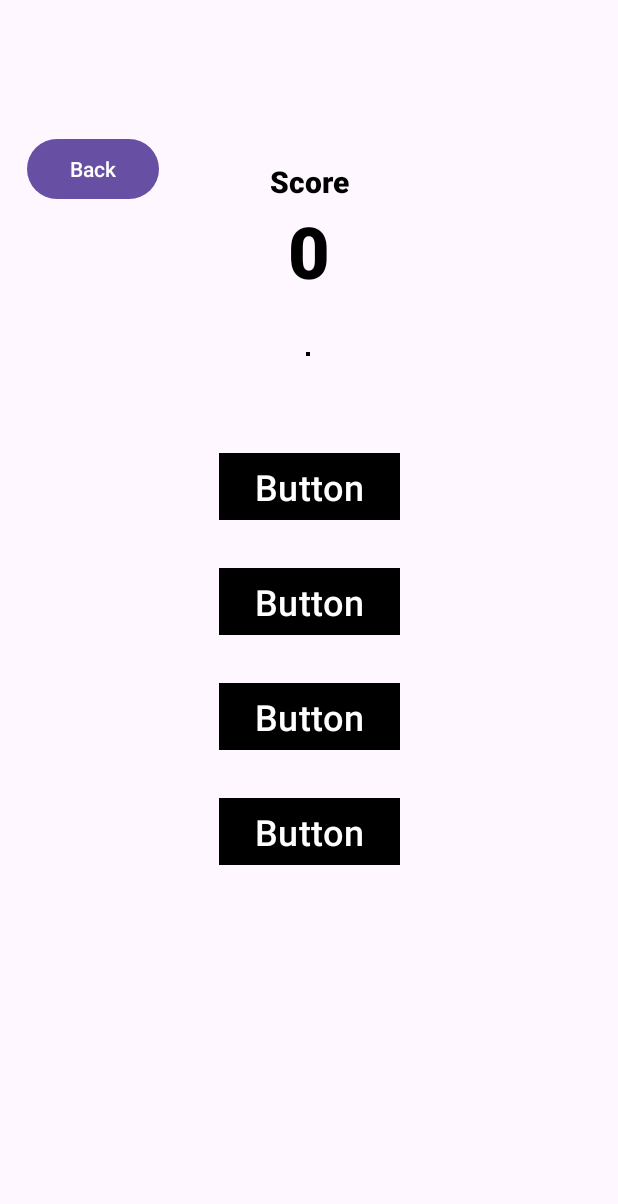
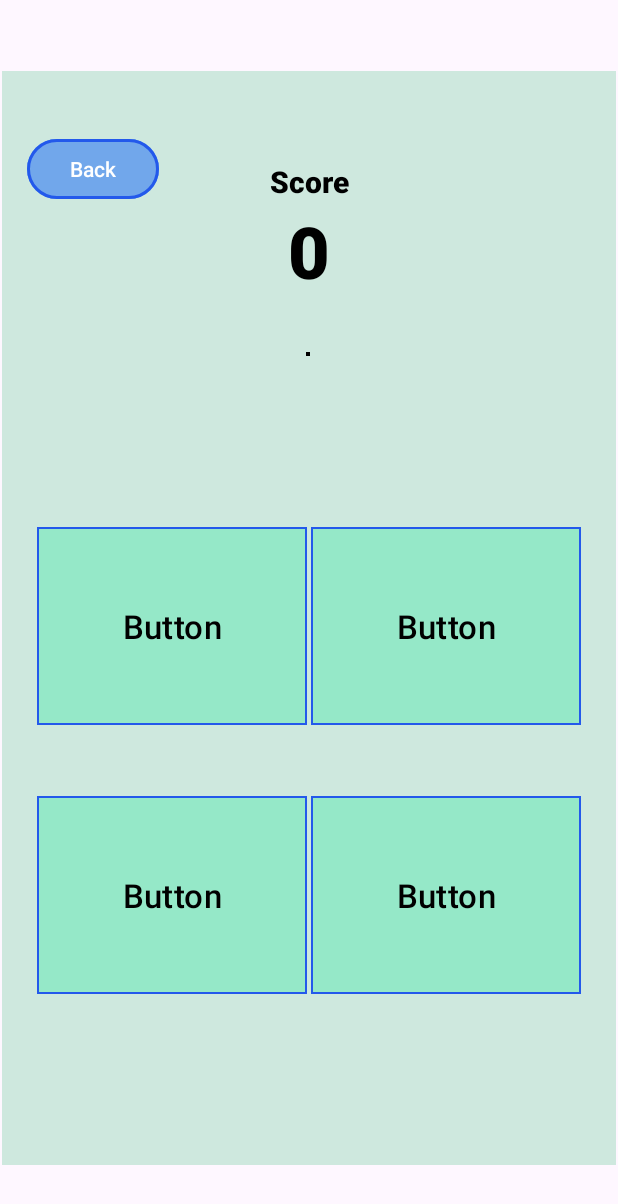
Before and after one commit to adibhalizam/Flag-IQ, an Android app: the SecondFragment screen opened through its navigation route, on a phone screen of 412 x 824 dp. Shown: the top 1204 px of the screen. Run offline under Robolectric (Android 15) with nearby library versions, the phone set to English and light mode, and no system bars; our stand-ins replace Picasso, Volley, navigation-ui; network calls fail; pictures from the network do not load.

Commit message:
UI changes

```diff
--- a/FlagIQ/app/src/main/java/com/cis436/flagiq/SecondFragment.kt
+++ b/FlagIQ/app/src/main/java/com/cis436/flagiq/SecondFragment.kt
@@ -144,30 +144,34 @@ class SecondFragment : Fragment() {
                     editor.apply()
                 }
                 binding.button.isEnabled = false
-                binding.button.setBackgroundColor(Color.rgb(255, 0, 0))
-                binding.button.setTextColor(Color.BLACK)
+                binding.button.setBackgroundColor(Color.rgb(211, 211, 211))
+                binding.button.setTextColor(Color.rgb(169, 169, 169))
                 binding.button2.isEnabled = false
-                binding.button2.setBackgroundColor(Color.rgb(255, 0, 0))
-                binding.button2.setTextColor(Color.BLACK)
+                binding.button2.setBackgroundColor(Color.rgb(211, 211, 211))
+                binding.button2.setTextColor(Color.rgb(169, 169, 169))
                 binding.button3.isEnabled = false
-                binding.button3.setBackgroundColor(Color.rgb(255, 0, 0))
-                binding.button3.setTextColor(Color.BLACK)
+                binding.button3.setBackgroundColor(Color.rgb(211, 211, 211))
+                binding.button3.setTextColor(Color.rgb(169, 169, 169))
                 binding.button4.isEnabled = false
-                binding.button4.setBackgroundColor(Color.rgb(255, 0, 0))
-                binding.button4.setTextColor(Color.BLACK)
+                binding.button4.setBackgroundColor(Color.rgb(211, 211, 211))
+                binding.button4.setTextColor(Color.rgb(169, 169, 169))
 
                 when (correctButtonIndex) {
                     1 -> {
-                        binding.button.setBackgroundColor(Color.rgb(0, 255, 0))
+                        binding.button.setBackgroundColor(Color.rgb(149,232,200))
+                        binding.button.setTextColor(Color.BLACK)
                     }
                     2 -> {
-                        binding.button2.setBackgroundColor(Color.rgb(0, 255, 0))
+                        binding.button2.setBackgroundColor(Color.rgb(149,232,200))
+                        binding.button2.setTextColor(Color.BLACK)
                     }
                     3 -> {
-                        binding.button3.setBackgroundColor(Color.rgb(0, 255, 0))
+                        binding.button3.setBackgroundColor(Color.rgb(149,232,200))
+                        binding.button3.setTextColor(Color.BLACK)
                     }
                     4 -> {
-                        binding.button4.setBackgroundColor(Color.rgb(0, 255, 0))
+                        binding.button4.setBackgroundColor(Color.rgb(149,232,200))
+                        binding.button4.setTextColor(Color.BLACK)
                     }
                 }
             }
--- a/FlagIQ/app/src/main/res/layout/fragment_first.xml
+++ b/FlagIQ/app/src/main/res/layout/fragment_first.xml
@@ -5,12 +5,14 @@
     android:id="@+id/nestedScrollView"
     android:layout_width="match_parent"
     android:layout_height="match_parent"
+    android:background="#CEE8DE"
     tools:context=".FirstFragment">
 
         <Button
             android:id="@+id/button_first"
             android:layout_width="wrap_content"
             android:layout_height="wrap_content"
+            android:backgroundTint="#71A7EB"
             android:text="Start"
             app:layout_constraintBottom_toBottomOf="parent"
             app:layout_constraintEnd_toEndOf="parent"
@@ -18,6 +20,8 @@
             app:layout_constraintStart_toStartOf="parent"
             app:layout_constraintTop_toBottomOf="@+id/textview_first"
             app:layout_constraintVertical_bias="0.173"
+            app:strokeColor="#2359EB"
+            app:strokeWidth="2dp"
             tools:layout_conversion_absoluteHeight="48dp"
             tools:layout_conversion_absoluteWidth="88dp" />
 
@@ -25,9 +29,10 @@
             android:id="@+id/textview_first"
             android:layout_width="wrap_content"
             android:layout_height="wrap_content"
+            android:fontFamily="sans-serif-black"
             android:text="Flag IQ"
+            android:textColor="#2359EB"
             android:textSize="48sp"
-            android:textColor="@android:color/black"
             app:layout_constraintBottom_toBottomOf="parent"
             app:layout_constraintEnd_toEndOf="parent"
             app:layout_constraintStart_toStartOf="parent"
@@ -42,9 +47,9 @@
             android:layout_height="wrap_content"
             android:layout_marginTop="72dp"
             android:fontFamily="sans-serif-black"
-            android:text="HighScore"
+            android:text="High Score"
+            android:textColor="#2359EB"
             android:textSize="20sp"
-            android:textColor="@android:color/black"
             app:layout_constraintEnd_toEndOf="parent"
             app:layout_constraintStart_toStartOf="parent"
             app:layout_constraintTop_toTopOf="parent" />
@@ -55,9 +60,11 @@
             android:layout_height="wrap_content"
             android:fontFamily="sans-serif-light"
             android:text="0"
+            android:textColor="#2359EB"
             android:textSize="34sp"
-            android:textColor="@android:color/black"
+            android:textStyle="bold"
             app:layout_constraintEnd_toEndOf="parent"
             app:layout_constraintStart_toStartOf="parent"
             app:layout_constraintTop_toBottomOf="@+id/highscoreLabel" />
+
 </androidx.constraintlayout.widget.ConstraintLayout>
--- a/FlagIQ/app/src/main/res/layout/fragment_second.xml
+++ b/FlagIQ/app/src/main/res/layout/fragment_second.xml
@@ -5,19 +5,24 @@
     android:id="@+id/nestedScrollView2"
     android:layout_width="match_parent"
     android:layout_height="match_parent"
+    android:background="#CEE8DE"
     tools:context=".SecondFragment">
 
     <Button
         android:id="@+id/button_second"
         android:layout_width="wrap_content"
         android:layout_height="wrap_content"
+        android:backgroundTint="#71A7EB"
         android:text="Back"
+        android:textColor="@color/white"
         app:layout_constraintBottom_toBottomOf="parent"
         app:layout_constraintEnd_toEndOf="parent"
         app:layout_constraintHorizontal_bias="0.052"
         app:layout_constraintStart_toStartOf="parent"
         app:layout_constraintTop_toTopOf="parent"
-        app:layout_constraintVertical_bias="0.061" />
+        app:layout_constraintVertical_bias="0.061"
+        app:strokeColor="#2359EB"
+        app:strokeWidth="2dp" />
 
     <ImageView
         android:id="@+id/imageView"
@@ -37,62 +42,83 @@
 
     <Button
         android:id="@+id/button"
-        android:layout_width="wrap_content"
-        android:layout_height="wrap_content"
+        android:layout_width="180dp"
+        android:layout_height="140dp"
+        android:layout_marginStart="20dp"
+        android:layout_marginTop="70dp"
+        android:backgroundTint="#95E8C8"
         android:text="Button"
-        android:textSize="24sp"
-        android:backgroundTint="@android:color/black"
+        android:textAlignment="center"
+        android:textColor="@color/black"
+        android:textSize="22sp"
+        app:cornerRadius="0dp"
+        app:layout_constraintBottom_toTopOf="@+id/button3"
+        app:layout_constraintEnd_toStartOf="@+id/button2"
+        app:layout_constraintHorizontal_bias="0.5"
+        app:layout_constraintStart_toStartOf="parent"
+        app:layout_constraintTop_toBottomOf="@+id/imageView"
+        app:strokeColor="#2359EB"
+        app:strokeWidth="1dp" />
+
+    <Button
+        android:id="@+id/button2"
+        android:layout_width="180dp"
+        android:layout_height="140dp"
+        android:layout_marginTop="70dp"
+        android:layout_marginEnd="20dp"
+        android:backgroundTint="#95E8C8"
+        android:text="Button"
+        android:textAlignment="center"
+        android:textColor="@color/black"
+        android:textSize="22sp"
+        app:cornerRadius="0dp"
+        app:layout_constraintBottom_toTopOf="@+id/button4"
+        app:layout_constraintEnd_toEndOf="parent"
+        app:layout_constraintHorizontal_bias="0.5"
+        app:layout_constraintStart_toEndOf="@+id/button"
+        app:layout_constraintTop_toBottomOf="@+id/imageView"
+        app:strokeColor="#2359EB"
+        app:strokeWidth="1dp" />
+
+    <Button
+        android:id="@+id/button3"
+        android:layout_width="180dp"
+        android:layout_height="140dp"
+        android:layout_marginStart="20dp"
+        android:layout_marginBottom="70dp"
+        android:backgroundTint="#95E8C8"
+        android:text="Button"
+        android:textAlignment="center"
+        android:textColor="@color/black"
+        android:textSize="22sp"
+        app:cornerRadius="0dp"
+        app:layout_constraintBottom_toBottomOf="parent"
+        app:layout_constraintEnd_toStartOf="@+id/button4"
+        app:layout_constraintHorizontal_bias="0.5"
+        app:layout_constraintStart_toStartOf="parent"
+        app:layout_constraintTop_toBottomOf="@+id/button"
+        app:strokeColor="#2359EB"
+        app:strokeWidth="1dp" />
+
+    <Button
+        android:id="@+id/button4"
+        android:layout_width="180dp"
+        android:layout_height="140dp"
+        android:layout_marginEnd="20dp"
+        android:layout_marginBottom="70dp"
+        android:backgroundTint="#95E8C8"
+        android:text="Button"
+        android:textAlignment="center"
+        android:textColor="@color/black"
+        android:textSize="22sp"
         app:cornerRadius="0dp"
         app:layout_constraintBottom_toBottomOf="parent"
         app:layout_constraintEnd_toEndOf="parent"
-        app:layout_constraintStart_toStartOf="parent"
-        app:layout_constraintTop_toBottomOf="@+id/imageView"
-        app:layout_constraintVertical_bias="0.125" />
-
-    <Button
-        android:id="@+id/button2"
-        android:layout_width="wrap_content"
-        android:layout_height="wrap_content"
-        android:layout_marginTop="24dp"
-        android:text="Button"
-        android:textSize="24sp"
-        android:backgroundTint="@android:color/black"
-        app:cornerRadius="0dp"
-        app:layout_constraintBottom_toBottomOf="parent"
-        app:layout_constraintEnd_toEndOf="parent"
-        app:layout_constraintStart_toStartOf="parent"
-        app:layout_constraintTop_toBottomOf="@+id/button"
-        app:layout_constraintVertical_bias="0.0" />
-
-    <Button
-        android:id="@+id/button3"
-        android:layout_width="wrap_content"
-        android:layout_height="wrap_content"
-        android:layout_marginTop="24dp"
-        android:text="Button"
-        android:textSize="24sp"
-        android:backgroundTint="@android:color/black"
-        app:cornerRadius="0dp"
-        app:layout_constraintBottom_toBottomOf="parent"
-        app:layout_constraintEnd_toEndOf="parent"
-        app:layout_constraintStart_toStartOf="parent"
+        app:layout_constraintHorizontal_bias="0.5"
+        app:layout_constraintStart_toEndOf="@+id/button3"
         app:layout_constraintTop_toBottomOf="@+id/button2"
-        app:layout_constraintVertical_bias="0.0" />
-
-    <Button
-        android:id="@+id/button4"
-        android:layout_width="wrap_content"
-        android:layout_height="wrap_content"
-        android:layout_marginTop="24dp"
-        android:text="Button"
-        android:textSize="24sp"
-        android:backgroundTint="@android:color/black"
-        app:cornerRadius="0dp"
-        app:layout_constraintBottom_toBottomOf="parent"
-        app:layout_constraintEnd_toEndOf="parent"
-        app:layout_constraintStart_toStartOf="parent"
-        app:layout_constraintTop_toBottomOf="@+id/button3"
-        app:layout_constraintVertical_bias="0.0" />
+        app:strokeColor="#2359EB"
+        app:strokeWidth="1dp" />
 
     <TextView
         android:id="@+id/scoreLabel"
@@ -102,8 +128,8 @@
         android:layout_marginTop="60dp"
         android:fontFamily="sans-serif-black"
         android:text="Score"
+        android:textColor="@android:color/black"
         android:textSize="20sp"
-        android:textColor="@android:color/black"
         app:layout_constraintEnd_toEndOf="parent"
         app:layout_constraintHorizontal_bias="0.011"
         app:layout_constraintStart_toEndOf="@+id/button_second"
@@ -115,8 +141,8 @@
         android:layout_height="wrap_content"
         android:fontFamily="sans-serif-black"
         android:text="0"
+        android:textColor="@android:color/black"
         android:textSize="48sp"
-        android:textColor="@android:color/black"
         app:layout_constraintEnd_toEndOf="parent"
         app:layout_constraintStart_toStartOf="parent"
         app:layout_constraintTop_toBottomOf="@+id/scoreLabel" />
```
